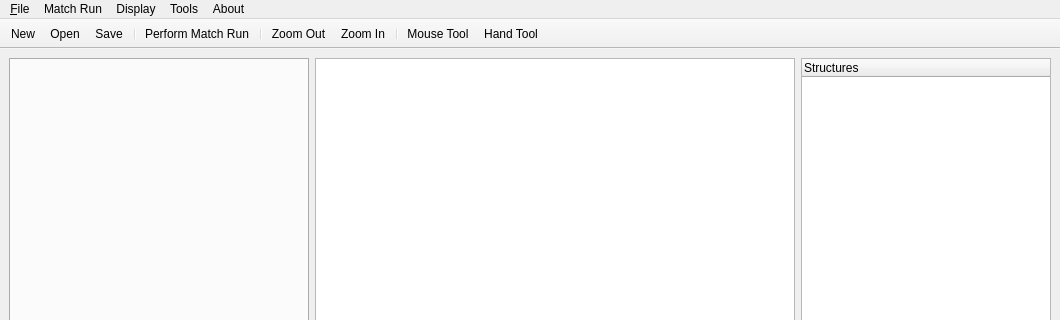
This is KPD GUI/KPDGUI.ui in mathieubray/KPDGUI as Qt 5 draws it before an edit; both pictures show x 0 to 1060 and y 0 to 320 of the 1060 by 760 pixel window. The edited form follows.
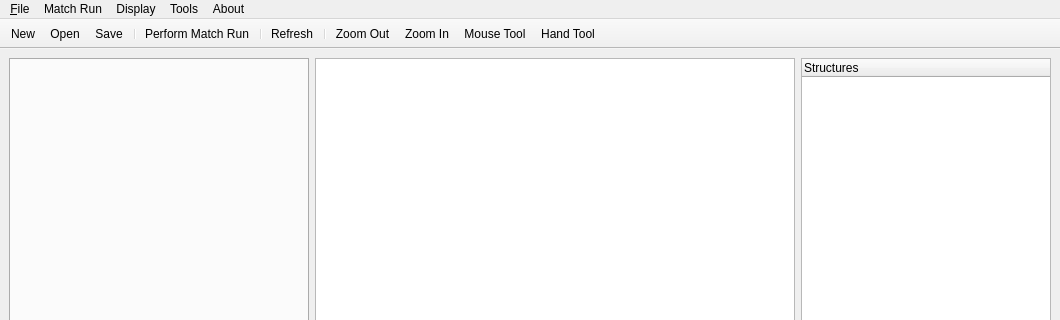
This is the edited form. Icons and pictures are not drawn. Custom widgets are drawn as their Qt base class.

```diff
--- a/KPD GUI/KPDGUI.ui
+++ b/KPD GUI/KPDGUI.ui
@@ -279,9 +279,10 @@
    <addaction name="separator"/>
    <addaction name="actionRun"/>
    <addaction name="separator"/>
+   <addaction name="actionRefresh"/>
+   <addaction name="separator"/>
    <addaction name="actionZoom_Out"/>
    <addaction name="actionZoom_In"/>
-   <addaction name="separator"/>
    <addaction name="actionMouse_Tool"/>
    <addaction name="actionHand_Tool"/>
   </widget>
@@ -515,6 +516,15 @@
     <string>View Structures/Solutions</string>
    </property>
   </action>
+  <action name="actionRefresh">
+   <property name="icon">
+    <iconset resource="mainwindow.qrc">
+     <normaloff>:/images/images/refresh.PNG</normaloff>:/images/images/refresh.PNG</iconset>
+   </property>
+   <property name="text">
+    <string>Refresh</string>
+   </property>
+  </action>
  </widget>
  <customwidgets>
   <customwidget>
```
Left out of the diff: 2 changed lines with no effect on the pictures.
